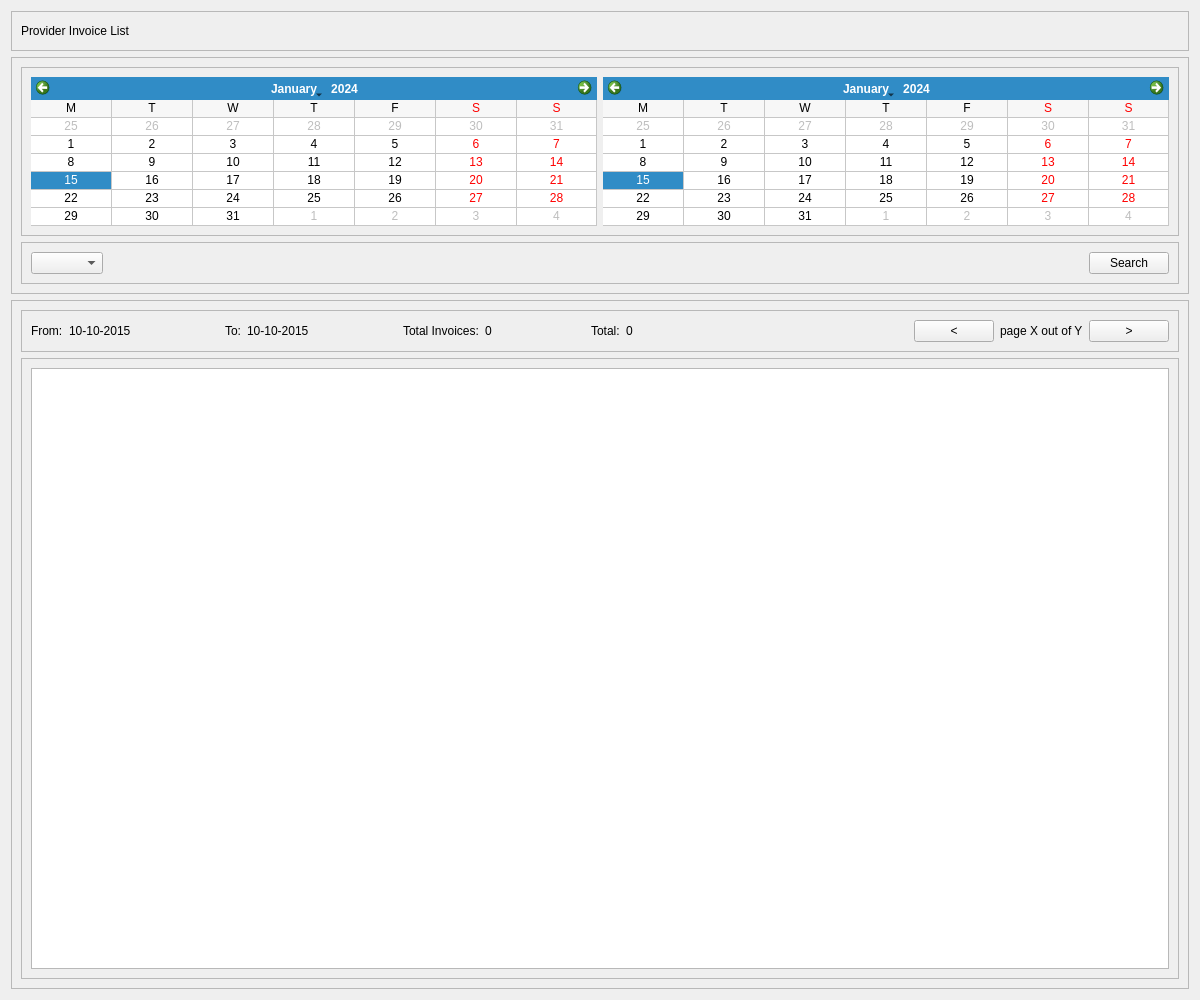
The window that penyamanager/admin/providerinvoicelistview.ui (eguzki/penyamanager) describes before a commit, drawn with Qt 5.
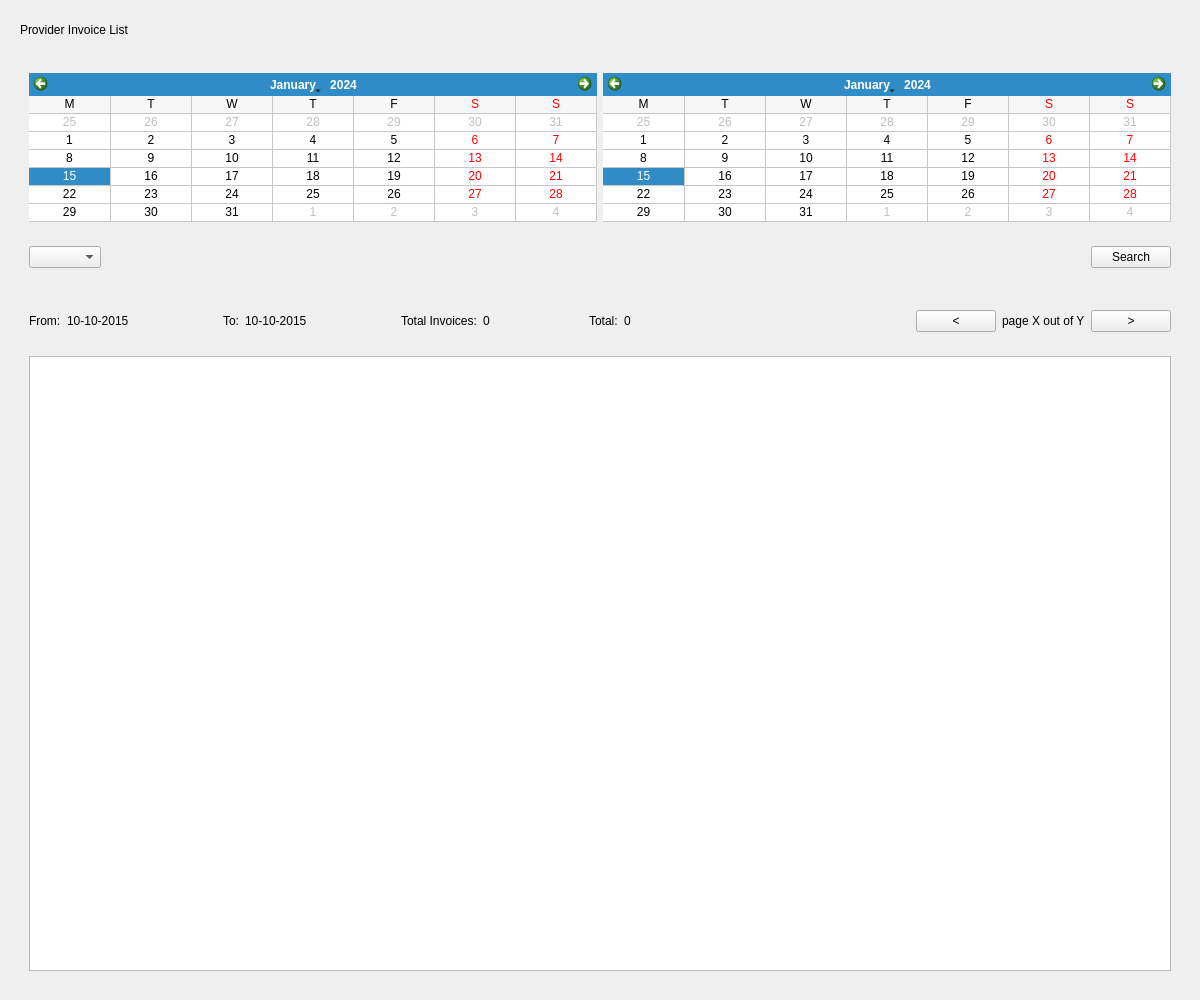
The same window after the commit.

What changed in the file:
```diff
--- a/penyamanager/admin/providerinvoicelistview.ui
+++ b/penyamanager/admin/providerinvoicelistview.ui
@@ -57,19 +57,13 @@
   </property>
   <layout class="QVBoxLayout" name="verticalLayout">
    <item>
-    <widget class="QFrame" name="topFrame">
+    <widget class="QWidget" name="topWidget" native="true">
      <property name="sizePolicy">
       <sizepolicy hsizetype="Preferred" vsizetype="Fixed">
        <horstretch>0</horstretch>
        <verstretch>0</verstretch>
       </sizepolicy>
      </property>
-     <property name="frameShape">
-      <enum>QFrame::StyledPanel</enum>
-     </property>
-     <property name="frameShadow">
-      <enum>QFrame::Raised</enum>
-     </property>
      <layout class="QHBoxLayout" name="horizontalLayout_4">
       <item>
        <widget class="QLabel" name="titleLabel">
@@ -95,28 +89,16 @@
     </widget>
    </item>
    <item>
-    <widget class="QFrame" name="searchFrame">
+    <widget class="QWidget" name="searchWidget" native="true">
      <property name="sizePolicy">
       <sizepolicy hsizetype="Preferred" vsizetype="Fixed">
        <horstretch>0</horstretch>
        <verstretch>0</verstretch>
       </sizepolicy>
      </property>
-     <property name="frameShape">
-      <enum>QFrame::StyledPanel</enum>
-     </property>
-     <property name="frameShadow">
-      <enum>QFrame::Raised</enum>
-     </property>
      <layout class="QVBoxLayout" name="verticalLayout_2">
       <item>
-       <widget class="QFrame" name="dateFrame">
-        <property name="frameShape">
-         <enum>QFrame::StyledPanel</enum>
-        </property>
-        <property name="frameShadow">
-         <enum>QFrame::Raised</enum>
-        </property>
+       <widget class="QWidget" name="dateWidget" native="true">
         <layout class="QHBoxLayout" name="horizontalLayout">
          <item>
           <widget class="QCalendarWidget" name="fromCalendarWidget">
@@ -148,13 +130,7 @@
        </widget>
       </item>
       <item>
-       <widget class="QFrame" name="memberFrame">
-        <property name="frameShape">
-         <enum>QFrame::StyledPanel</enum>
-        </property>
-        <property name="frameShadow">
-         <enum>QFrame::Raised</enum>
-        </property>
+       <widget class="QWidget" name="memberWidget" native="true">
         <layout class="QHBoxLayout" name="horizontalLayout_2">
          <item>
           <widget class="QComboBox" name="providerComboBox"/>
@@ -186,25 +162,13 @@
     </widget>
    </item>
    <item>
-    <widget class="QFrame" name="resultsFrame">
+    <widget class="QWidget" name="resultsWidget" native="true">
      <property name="styleSheet">
       <string notr="true"/>
      </property>
-     <property name="frameShape">
-      <enum>QFrame::StyledPanel</enum>
-     </property>
-     <property name="frameShadow">
-      <enum>QFrame::Raised</enum>
-     </property>
      <layout class="QVBoxLayout" name="verticalLayout_3">
       <item>
-       <widget class="QFrame" name="pagingFrame">
-        <property name="frameShape">
-         <enum>QFrame::StyledPanel</enum>
-        </property>
-        <property name="frameShadow">
-         <enum>QFrame::Raised</enum>
-        </property>
+       <widget class="QWidget" name="pagingWidget" native="true">
         <layout class="QHBoxLayout" name="horizontalLayout_3">
          <item>
           <widget class="QLabel" name="fromDateResultLabel">
@@ -348,13 +312,7 @@
        </widget>
       </item>
       <item>
-       <widget class="QFrame" name="invoiceFrame">
-        <property name="frameShape">
-         <enum>QFrame::StyledPanel</enum>
-        </property>
-        <property name="frameShadow">
-         <enum>QFrame::Raised</enum>
-        </property>
+       <widget class="QWidget" name="invoiceWidget" native="true">
         <layout class="QVBoxLayout" name="verticalLayout_4">
          <item>
           <widget class="QTableWidget" name="invoicesTableWidget">
```
